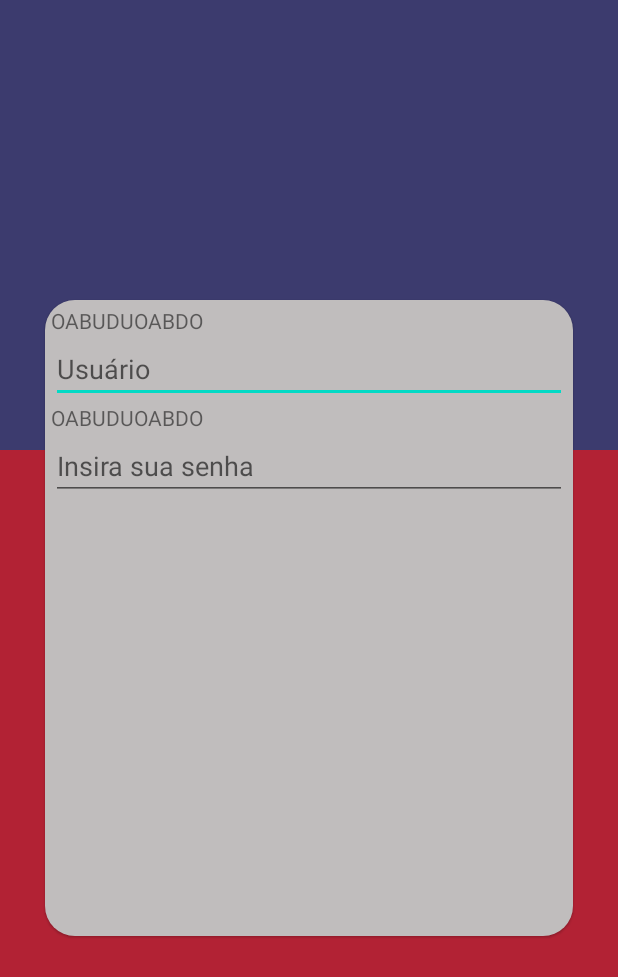
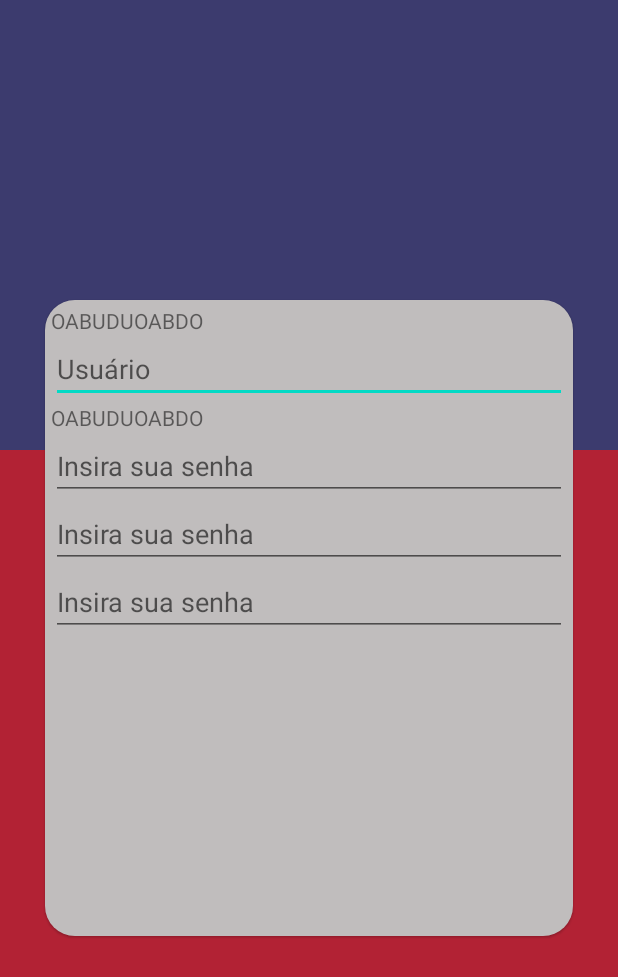
Before and after one commit to StenioSants/myenglish, an Android app: the screen it shows after launch (MainActivity), on a phone screen of 412 x 824 dp. Shown: the top 977 px of the screen. Run offline under Robolectric (Android 15) with nearby library versions, the phone set to English and light mode, and no system bars.

Commit message:
Update activity_main.xml

```diff
--- a/app/src/main/res/layout/activity_main.xml
+++ b/app/src/main/res/layout/activity_main.xml
@@ -45,6 +45,15 @@
             android:layout_height="wrap_content"
             android:hint="@string/password"/>
 
+        <EditText
+            android:layout_width="match_parent"
+            android:layout_height="wrap_content"
+            android:hint="@string/password"/>
+        <EditText
+            android:layout_width="match_parent"
+            android:layout_height="wrap_content"
+            android:hint="@string/password"/>
+
 
     </LinearLayout>
 
```
